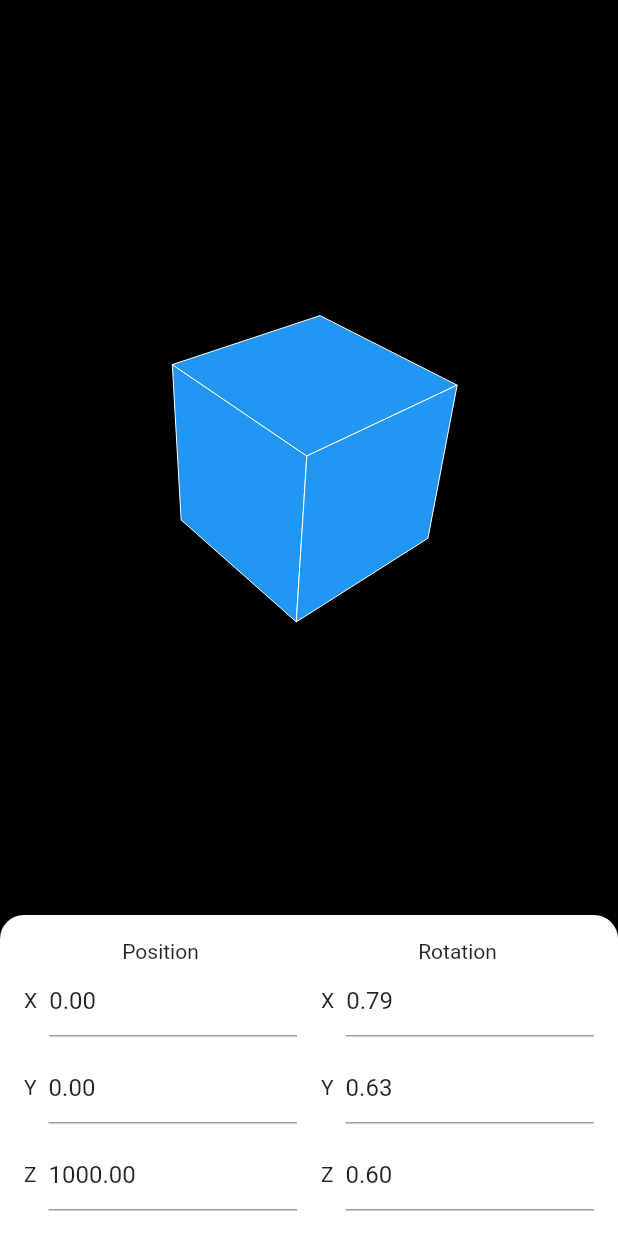
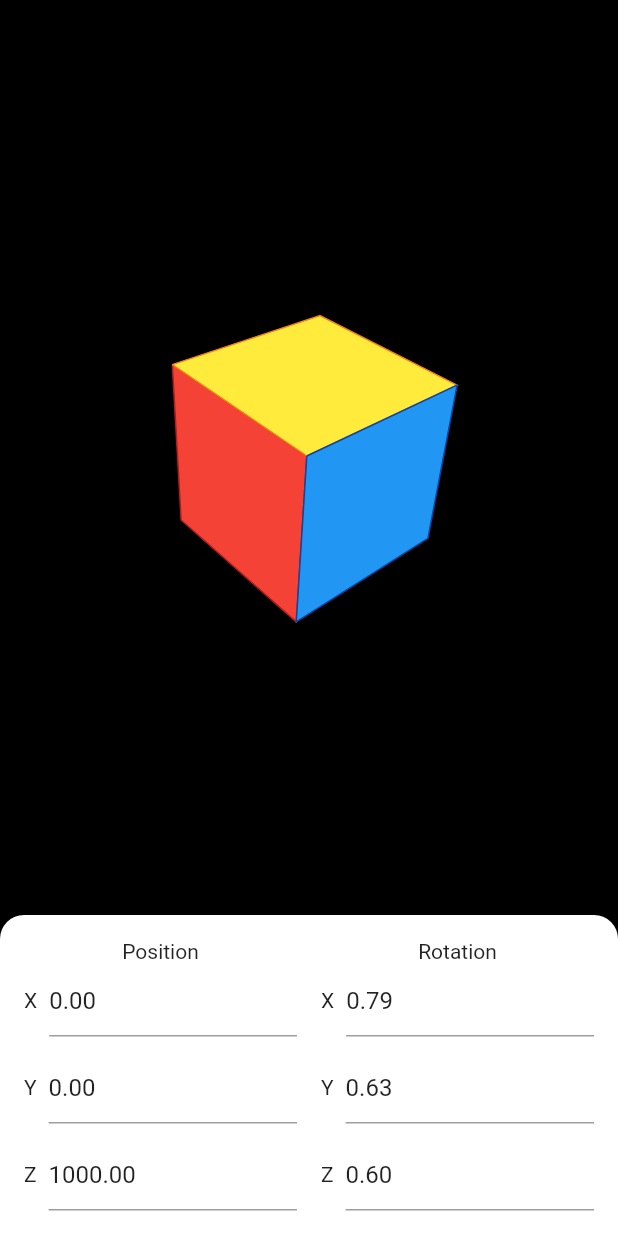
Before and after one commit to gustavo-hillesheim/flutter_3d, a Flutter app: the screen it shows after launch, on a phone screen of 412 x 824 dp. Run offline on Flutter 3.47's test engine with Material 2 defaults, Android fonts, the phone set to English and light mode, and no system bars.

Commit message:
Added textures to faces

```diff
--- a/lib/models/cube.dart
+++ b/lib/models/cube.dart
@@ -1,3 +1,5 @@
+import 'package:flutter/material.dart';
+
 import 'models.dart';
 
 class Cube extends Object3D<Cube> {
@@ -30,12 +32,48 @@ class Cube extends Object3D<Cube> {
       Point3D(x - size * 0.5, y + size * 0.5, z + size * 0.5),
     ];
     _faces = [
-      Face([vertices[0], vertices[1], vertices[2], vertices[3]]),
-      Face([vertices[0], vertices[4], vertices[5], vertices[1]]),
-      Face([vertices[1], vertices[5], vertices[6], vertices[2]]),
-      Face([vertices[3], vertices[2], vertices[6], vertices[7]]),
-      Face([vertices[0], vertices[3], vertices[7], vertices[4]]),
-      Face([vertices[4], vertices[7], vertices[6], vertices[5]]),
+      Face(
+        [vertices[0], vertices[1], vertices[2], vertices[3]],
+        BorderedTexture(
+          fillColor: Colors.red,
+          borderColor: Colors.red.shade900,
+        ),
+      ),
+      Face(
+        [vertices[0], vertices[4], vertices[5], vertices[1]],
+        BorderedTexture(
+          fillColor: Colors.yellow,
+          borderColor: Colors.yellow.shade900,
+        ),
+      ),
+      Face(
+        [vertices[1], vertices[5], vertices[6], vertices[2]],
+        BorderedTexture(
+          fillColor: Colors.blue,
+          borderColor: Colors.blue.shade900,
+        ),
+      ),
+      Face(
+        [vertices[3], vertices[2], vertices[6], vertices[7]],
+        BorderedTexture(
+          fillColor: Colors.green,
+          borderColor: Colors.green.shade900,
+        ),
+      ),
+      Face(
+        [vertices[0], vertices[3], vertices[7], vertices[4]],
+        BorderedTexture(
+          fillColor: Colors.purple,
+          borderColor: Colors.purple.shade900,
+        ),
+      ),
+      Face(
+        [vertices[4], vertices[7], vertices[6], vertices[5]],
+        BorderedTexture(
+          fillColor: Colors.orange,
+          borderColor: Colors.orange.shade900,
+        ),
+      ),
     ];
   }
 
--- a/lib/models/face.dart
+++ b/lib/models/face.dart
@@ -2,6 +2,7 @@ import 'models.dart';
 
 class Face {
   final List<Point3D> vertices;
+  final Texture texture;
 
-  Face(this.vertices);
+  Face(this.vertices, this.texture);
 }
--- a/lib/models/models.dart
+++ b/lib/models/models.dart
@@ -4,3 +4,4 @@ export 'object_3d.dart';
 export 'point_2d.dart';
 export 'point_3d.dart';
 export 'rotation.dart';
+export 'texture.dart';
--- /dev/null
+++ b/lib/models/texture.dart
@@ -0,0 +1,30 @@
+import 'dart:ui';
+
+abstract class Texture {
+  List<Paint> get paints;
+}
+
+class FlatColorTexture implements Texture {
+  final Paint _paint;
+
+  FlatColorTexture(Color color) : _paint = (Paint()..color = color);
+
+  @override
+  List<Paint> get paints => [_paint];
+}
+
+class BorderedTexture implements Texture {
+  @override
+  final List<Paint> paints;
+
+  BorderedTexture({required Color fillColor, required Color borderColor})
+      : paints = [
+          Paint()
+            ..color = fillColor
+            ..style = PaintingStyle.fill,
+          Paint()
+            ..color = borderColor
+            ..style = PaintingStyle.stroke
+            ..strokeWidth = 1,
+        ];
+}
--- a/lib/widgets/object_3d_renderer.dart
+++ b/lib/widgets/object_3d_renderer.dart
@@ -44,11 +44,6 @@ class Object3DPainter extends CustomPainter {
 
   @override
   void paint(Canvas canvas, Size size) {
-    final strokePaint = Paint()
-      ..color = Colors.white
-      ..style = PaintingStyle.stroke;
-    final fillPaint = Paint()..color = Colors.blue;
-
     for (final face in object.faces) {
       if (face.vertices.isEmpty) {
         continue;
@@ -69,8 +64,9 @@ class Object3DPainter extends CustomPainter {
           path.lineTo(vertices[i].x, vertices[i].y);
         }
         path.lineTo(vertices[0].x, vertices[0].y);
-        canvas.drawPath(path, fillPaint);
-        canvas.drawPath(path, strokePaint);
+        for (var paint in face.texture.paints) {
+          canvas.drawPath(path, paint);
+        }
       }
     }
   }
```
